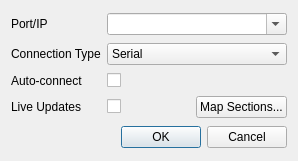
8bitbuddhist/PixelMaestro-Studio, file src/dialog/adddevicedialog.ui: the form before one commit.
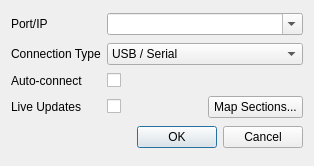
The form after the commit.

The edit to the form file:
```diff
--- a/src/dialog/adddevicedialog.ui
+++ b/src/dialog/adddevicedialog.ui
@@ -6,8 +6,8 @@
    <rect>
     <x>0</x>
     <y>0</y>
-    <width>298</width>
-    <height>161</height>
+    <width>314</width>
+    <height>166</height>
    </rect>
   </property>
   <property name="windowTitle">
@@ -97,7 +97,7 @@
     <widget class="QComboBox" name="deviceTypeComboBox">
      <item>
       <property name="text">
-       <string>Serial</string>
+       <string>USB / Serial</string>
       </property>
      </item>
      <item>
```
